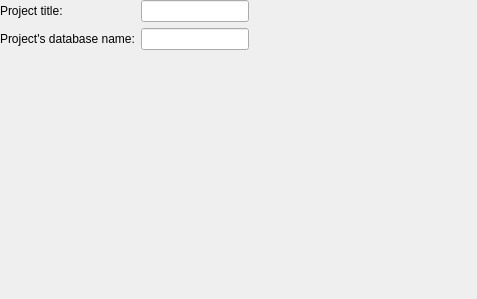
Before: the Qt Designer form kexi/main/startup/KexiServerDBNamePage.ui in KDE/calligra, drawn with Qt 5.
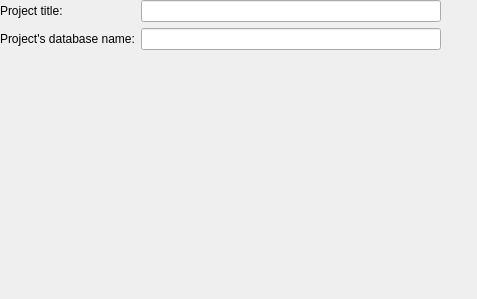
After: the same form once the commit is applied.

```diff
--- a/kexi/main/startup/KexiServerDBNamePage.ui
+++ b/kexi/main/startup/KexiServerDBNamePage.ui
@@ -37,6 +37,12 @@
          <height>0</height>
         </size>
        </property>
+       <property name="maximumSize">
+        <size>
+         <width>300</width>
+         <height>16777215</height>
+        </size>
+       </property>
       </widget>
      </item>
      <item row="1" column="0">
@@ -54,26 +60,16 @@
          <height>0</height>
         </size>
        </property>
+       <property name="maximumSize">
+        <size>
+         <width>300</width>
+         <height>16777215</height>
+        </size>
+       </property>
       </widget>
      </item>
     </layout>
    </item>
-   <item row="0" column="1">
-    <spacer name="spacer1">
-     <property name="orientation">
-      <enum>Qt::Horizontal</enum>
-     </property>
-     <property name="sizeType">
-      <enum>QSizePolicy::MinimumExpanding</enum>
-     </property>
-     <property name="sizeHint" stdset="0">
-      <size>
-       <width>70</width>
-       <height>20</height>
-      </size>
-     </property>
-    </spacer>
-   </item>
    <item row="1" column="0">
     <spacer name="spacer2">
      <property name="orientation">
```
